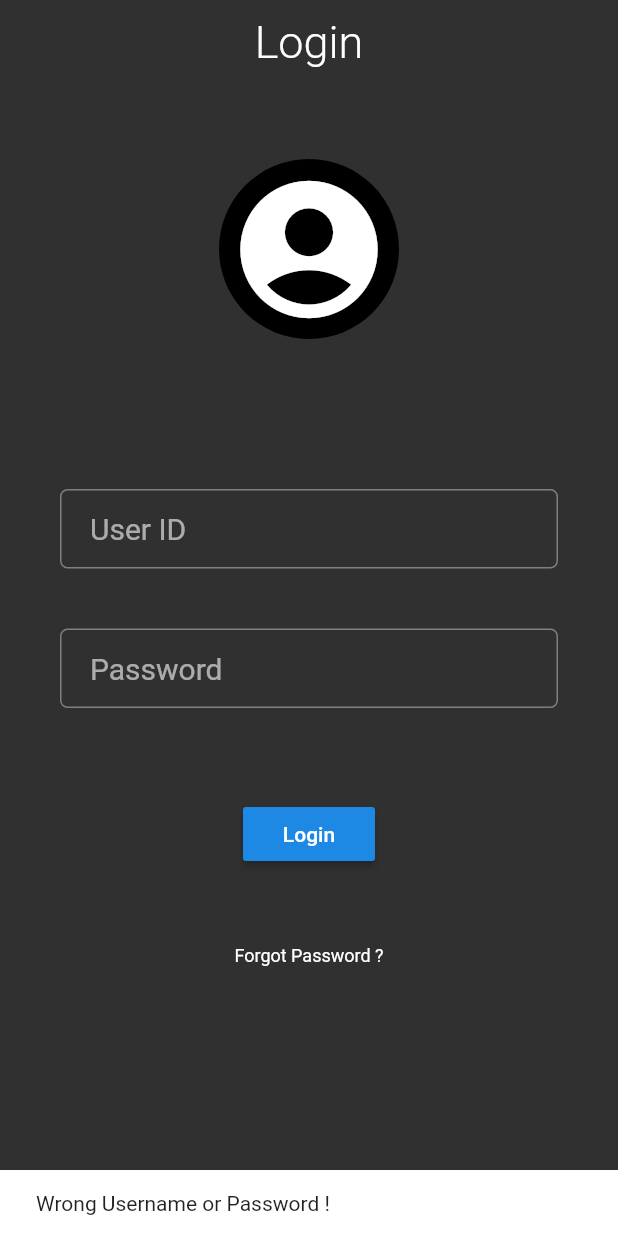
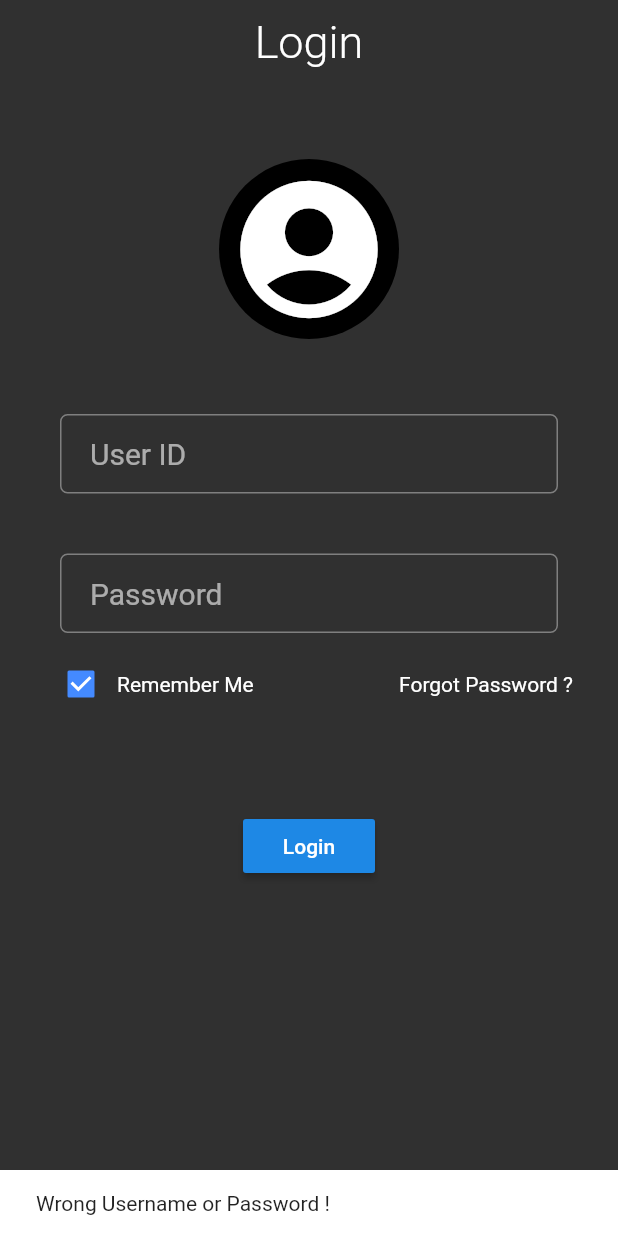
Before and after one commit to Android-Builds/Admin-Panel-Demo, a Flutter app: the LoginPage screen opened directly, after a tap on "Login", on a phone screen of 412 x 824 dp. Run offline on Flutter 3.47's test engine with Material 2 defaults, Android fonts, the phone set to English and light mode, and no system bars.

Commit message:
Add remember me to avoid login everytime

```diff
--- a/lib/constatnts.dart
+++ b/lib/constatnts.dart
@@ -1 +1,3 @@
 String userid, password;
+
+bool rememberMe = true;
--- a/lib/home.dart
+++ b/lib/home.dart
@@ -1,12 +1,12 @@
 import 'package:AdminPanelDemo/event/events.dart';
 import 'package:flutter/material.dart';
 
-class MyHomePage extends StatefulWidget {
+class HomePage extends StatefulWidget {
   @override
-  _MyHomePageState createState() => _MyHomePageState();
+  _HomePageState createState() => _HomePageState();
 }
 
-class _MyHomePageState extends State<MyHomePage> {
+class _HomePageState extends State<HomePage> {
 
   @override
   Widget build(BuildContext context) {
--- a/lib/login/login.dart
+++ b/lib/login/login.dart
@@ -14,7 +14,7 @@ class _LoginPageState extends State<LoginPage> {
   login() {
     print('called');
     if(userid == 'admin' && password == 'password') {
-      Navigator.pushReplacement(context, MaterialPageRoute(builder: (context) => MyHomePage()));
+      Navigator.pushReplacement(context, MaterialPageRoute(builder: (context) => HomePage()));
     } else {
       _scaffoldKey.currentState.removeCurrentSnackBar();
       _scaffoldKey.currentState.showSnackBar(SnackBar(content: Text('Wrong Username or Password !')));
@@ -39,9 +39,35 @@ class _LoginPageState extends State<LoginPage> {
           backgroundColor: Colors.transparent,
         ),
         body: SingleChildScrollView(
-                  child: Column(
+          child: Column(
             children: <Widget>[
               LoginWidget(),
+              SizedBox(height:10.0),
+              Padding(
+                padding: const EdgeInsets.symmetric(horizontal: 30.0),
+                child: Row(
+                  mainAxisAlignment: MainAxisAlignment.spaceBetween,
+                  children: <Widget>[
+                    Row(
+                      children: <Widget>[
+                        Checkbox(
+                          activeColor: Colors.blueAccent,
+                          value: rememberMe,
+                          onChanged: (value) {
+                            setState(() {
+                              rememberMe = value;
+                            });
+                          }
+                        ),
+                        Text('Remember Me'),
+                      ],
+                    ),
+                    GestureDetector(
+                      child: Text('Forgot Password ?'),
+                    ),
+                  ],
+                ),
+              ),
               SizedBox(height: 60.0),
               RaisedButton(
                 onPressed: () {
@@ -50,11 +76,6 @@ class _LoginPageState extends State<LoginPage> {
                 child: Text('Login'),
               ),
               SizedBox(height: 50.0),
-              GestureDetector(
-                child: Text('Forgot Password ?',
-                style: TextStyle(fontSize: 12.0),
-                ),
-              ),
             ],
           ),
         ),
--- a/lib/login/login_widget.dart
+++ b/lib/login/login_widget.dart
@@ -22,7 +22,7 @@ class LoginWidget extends StatelessWidget {
                   size: 110.0,
                 ),
               ),
-              SizedBox(height: 100.0),
+              SizedBox(height: 50.0),
               Padding(
                 padding: const EdgeInsets.symmetric(horizontal:40.0),
                 child: TextField(
--- a/lib/main.dart
+++ b/lib/main.dart
@@ -1,3 +1,5 @@
+import 'package:AdminPanelDemo/constatnts.dart';
+import 'package:AdminPanelDemo/home.dart';
 import 'package:flutter/material.dart';
 import 'login/login.dart';
 
@@ -11,7 +13,7 @@ class MyApp extends StatelessWidget {
       title: 'Admin Panel',
       theme: ThemeData.dark(
       ),
-      home: LoginPage(),
+      home: rememberMe == true ? HomePage() : LoginPage(),
     );
   }
 }
```
